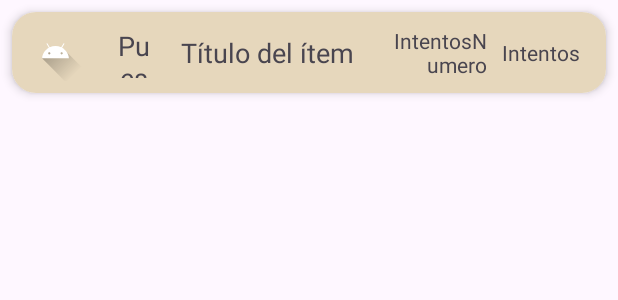
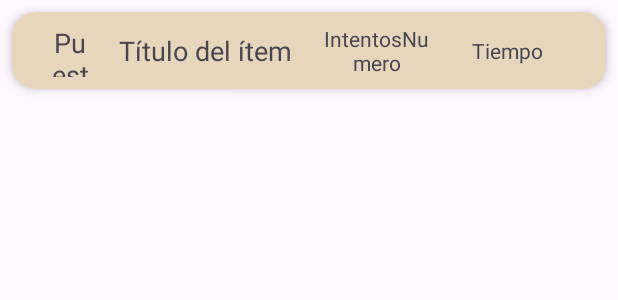
Before and after one commit to AnderVegas/Colordle, an Android app: the layout recyclerpuntuacion.xml on its own in the app's theme, with its tools: preview values and no code run, on a phone screen of 412 x 824 dp. Shown: the top 300 px of the screen. Run offline under Robolectric (Android 15) with nearby library versions, the phone set to English and light mode, and no system bars.

Commit message:
Logica de pantalla de ranking finalizada

```diff
--- a/app/src/main/res/layout/puntuacion_view.xml
+++ b/app/src/main/res/layout/puntuacion_view.xml
@@ -12,8 +12,8 @@
 
     <androidx.cardview.widget.CardView
         android:id="@+id/cardView"
-        android:layout_width="367dp"
-        android:layout_height="639dp"
+        android:layout_width="365dp"
+        android:layout_height="606dp"
         app:cardCornerRadius="16dp"
         app:cardElevation="4dp"
         app:layout_constraintBottom_toBottomOf="parent"
@@ -27,7 +27,7 @@
         <androidx.recyclerview.widget.RecyclerView
             android:id="@+id/recyclerViewPuntuacionId"
             android:layout_width="match_parent"
-            android:layout_height="match_parent"
+            android:layout_height="618dp"
             android:background="#9E7B59" />
 
     </androidx.cardview.widget.CardView>
--- a/app/src/main/res/layout/recyclerpuntuacion.xml
+++ b/app/src/main/res/layout/recyclerpuntuacion.xml
@@ -1,70 +1,68 @@
 <androidx.cardview.widget.CardView xmlns:android="http://schemas.android.com/apk/res/android"
     xmlns:app="http://schemas.android.com/apk/res-auto"
+    xmlns:tools="http://schemas.android.com/tools"
     android:layout_width="match_parent"
     android:layout_height="wrap_content"
     android:layout_margin="8dp"
     app:cardCornerRadius="16dp"
     app:cardElevation="4dp">
 
-    <LinearLayout
+    <androidx.constraintlayout.widget.ConstraintLayout
         android:layout_width="match_parent"
-        android:layout_height="match_parent"
+        android:layout_height="wrap_content"
         android:padding="8dp"
         android:background="#E6D7BC">
 
-        <!-- Imagen arriba en grid view -->
-
-        <ImageView
-            android:id="@+id/imageView"
-            android:layout_width="42dp"
-            android:layout_height="38dp"
-            android:layout_gravity="center"
-            android:gravity="center"
-            android:scaleType="centerCrop"
-            android:src="@drawable/ic_launcher_foreground" />
-
         <TextView
             android:id="@+id/textViewPuesto"
-            android:layout_width="wrap_content"
-            android:layout_height="34dp"
-            android:layout_gravity="center"
-            android:layout_marginLeft="20dp"
-            android:layout_weight="1"
+            android:layout_width="29dp"
+            android:layout_height="35dp"
+            android:layout_marginStart="16dp"
             android:gravity="center"
             android:text="Puesto"
-            android:textSize="18sp" />
+            android:textSize="18sp"
+            app:layout_constraintBottom_toBottomOf="parent"
+            app:layout_constraintStart_toStartOf="parent"
+            app:layout_constraintTop_toTopOf="parent" />
 
         <TextView
             android:id="@+id/textViewNombre"
-            android:layout_width="wrap_content"
+            android:layout_width="0dp"
             android:layout_height="35dp"
-            android:layout_gravity="center"
-            android:layout_marginLeft="20dp"
             android:gravity="center"
             android:text="Título del ítem"
-            android:textSize="18sp" />
+            android:textSize="18sp"
+            app:layout_constraintStart_toEndOf="@id/textViewPuesto"
+            app:layout_constraintTop_toTopOf="parent"
+            app:layout_constraintBottom_toBottomOf="parent"
+            app:layout_constraintEnd_toStartOf="@id/textViewIntentos"
+            android:layout_marginStart="8dp"
+            android:layout_marginEnd="8dp" />
 
         <TextView
             android:id="@+id/textViewIntentos"
-            android:layout_width="wrap_content"
+            android:layout_width="76dp"
             android:layout_height="35dp"
-            android:layout_gravity="center"
-            android:layout_marginLeft="20dp"
-            android:layout_weight="1"
-            android:gravity="right|center"
+            android:gravity="center"
             android:text="IntentosNumero"
-            android:textSize="14sp" />
+            android:textSize="14sp"
+            app:layout_constraintTop_toTopOf="parent"
+            app:layout_constraintBottom_toBottomOf="parent"
+            app:layout_constraintEnd_toStartOf="@id/textViewTiempo"
+            android:layout_marginEnd="8dp" />
 
         <TextView
-            android:id="@+id/textViewIntentosText"
-            android:layout_width="106dp"
+            android:id="@+id/textViewTiempo"
+            android:layout_width="83dp"
             android:layout_height="35dp"
-            android:layout_gravity="center"
-            android:layout_weight="1"
             android:gravity="center"
-            android:text="Intentos"
-            android:textSize="14sp" />
+            android:text="Tiempo"
+            android:textSize="14sp"
+            app:layout_constraintTop_toTopOf="parent"
+            app:layout_constraintBottom_toBottomOf="parent"
+            app:layout_constraintEnd_toEndOf="parent"
+            android:layout_marginEnd="16dp" />
 
-    </LinearLayout>
+    </androidx.constraintlayout.widget.ConstraintLayout>
 
 </androidx.cardview.widget.CardView>
```
Also changed, not shown: app/src/main/java/com/ander/colordle/activities/ActivityPuntuacion.java (+38 -17 lines), app/src/main/java/com/ander/colordle/adapters/DataAdapterPuntuacion.java (+35 -14 lines), app/src/main/java/com/ander/colordle/models/Puntuacion.java (+20 -41 lines), app/src/main/res/drawable/bronce.png (added), app/src/main/res/drawable/bronce3.png (added), app/src/main/res/drawable/oro.png (added), app/src/main/res/drawable/oro1.png (added), app/src/main/res/drawable/plata.png (added), app/src/main/res/drawable/plata2.png (added).
